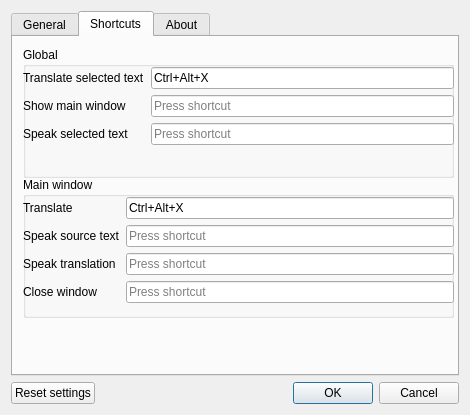
First picture: the form in src/settingsdialog.ui, repository crow-translate/crow-translate, before the edit.
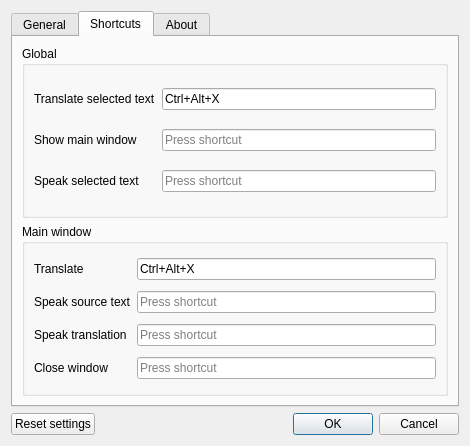
Second picture: the form after the edit. The open tabs and pages were chosen to show the change. Icons and pictures are not drawn.

Commit message: Remove excessive layouts from settings

```diff
--- a/src/settingsdialog.ui
+++ b/src/settingsdialog.ui
@@ -7,13 +7,13 @@
     <x>0</x>
     <y>0</y>
     <width>470</width>
-    <height>415</height>
+    <height>446</height>
    </rect>
   </property>
   <property name="windowTitle">
    <string>Settings</string>
   </property>
-  <layout class="QGridLayout" name="gridLayout_2">
+  <layout class="QGridLayout" name="gridLayout_3">
    <item row="1" column="0">
     <layout class="QHBoxLayout" name="dialogHorizontalLayout">
      <item>
@@ -255,42 +255,13 @@
       <attribute name="title">
        <string>Shortcuts</string>
       </attribute>
+      <layout class="QVBoxLayout" name="verticalLayout_2">
+       <item>
       <widget class="QGroupBox" name="globalShortcutsBox">
-       <property name="geometry">
-        <rect>
-         <x>10</x>
-         <y>10</y>
-         <width>431</width>
-         <height>131</height>
-        </rect>
-       </property>
        <property name="title">
         <string>Global</string>
        </property>
-       <widget class="QWidget" name="gridLayoutWidget">
-        <property name="geometry">
-         <rect>
-          <x>0</x>
-          <y>20</y>
-          <width>431</width>
-          <height>107</height>
-         </rect>
-        </property>
-        <layout class="QFormLayout" name="globalShortcutsLayout">
-         <item row="0" column="0">
-          <widget class="QLabel" name="translateSelectedLabel">
-           <property name="text">
-            <string>Translate selected text</string>
-           </property>
-          </widget>
-         </item>
-         <item row="0" column="1">
-          <widget class="QKeySequenceEdit" name="translateSelectedSequenceEdit">
-           <property name="keySequence">
-            <string>Ctrl+Alt+X</string>
-           </property>
-          </widget>
-         </item>
+         <layout class="QGridLayout" name="gridLayout">
          <item row="1" column="0">
           <widget class="QLabel" name="showMainWindowLabel">
            <property name="text">
@@ -298,9 +269,26 @@
            </property>
           </widget>
          </item>
+          <item row="2" column="1">
+           <widget class="QKeySequenceEdit" name="saySelectedSequenceEdit"/>
+          </item>
          <item row="1" column="1">
           <widget class="QKeySequenceEdit" name="showMainWindowSequenceEdit"/>
          </item>
+          <item row="0" column="1">
+           <widget class="QKeySequenceEdit" name="translateSelectedSequenceEdit">
+            <property name="keySequence">
+             <string>Ctrl+Alt+X</string>
+            </property>
+           </widget>
+          </item>
+          <item row="0" column="0">
+           <widget class="QLabel" name="translateSelectedLabel">
+            <property name="text">
+             <string>Translate selected text</string>
+            </property>
+           </widget>
+          </item>
          <item row="2" column="0">
           <widget class="QLabel" name="saySelectedLabel">
            <property name="text">
@@ -308,34 +296,15 @@
            </property>
           </widget>
          </item>
-         <item row="2" column="1">
-          <widget class="QKeySequenceEdit" name="saySelectedSequenceEdit"/>
-         </item>
-        </layout>
-       </widget>
-      </widget>
+         </layout>
+        </widget>
+       </item>
+       <item>
       <widget class="QGroupBox" name="mainWindowShortcutsBox">
-       <property name="geometry">
-        <rect>
-         <x>10</x>
-         <y>140</y>
-         <width>431</width>
-         <height>141</height>
-        </rect>
-       </property>
        <property name="title">
         <string>Main window</string>
        </property>
-       <widget class="QWidget" name="gridLayoutWidget_2">
-        <property name="geometry">
-         <rect>
-          <x>0</x>
-          <y>20</y>
-          <width>431</width>
-          <height>121</height>
-         </rect>
-        </property>
-        <layout class="QFormLayout" name="windowShortcutsLayout">
+         <layout class="QGridLayout" name="gridLayout_2">
          <item row="0" column="0">
           <widget class="QLabel" name="translateLabel">
            <property name="text">
@@ -350,16 +319,6 @@
            </property>
           </widget>
          </item>
-         <item row="1" column="0">
-          <widget class="QLabel" name="saySourceLabel">
-           <property name="text">
-            <string>Speak source text</string>
-           </property>
-          </widget>
-         </item>
-         <item row="1" column="1">
-          <widget class="QKeySequenceEdit" name="saySourceSequenceEdit"/>
-         </item>
          <item row="2" column="0">
           <widget class="QLabel" name="sayTranslationLabel">
            <property name="text">
@@ -367,9 +326,19 @@
            </property>
           </widget>
          </item>
+          <item row="1" column="1">
+           <widget class="QKeySequenceEdit" name="saySourceSequenceEdit"/>
+          </item>
          <item row="2" column="1">
           <widget class="QKeySequenceEdit" name="sayTranslationSequenceEdit"/>
          </item>
+          <item row="1" column="0">
+           <widget class="QLabel" name="saySourceLabel">
+            <property name="text">
+             <string>Speak source text</string>
+            </property>
+           </widget>
+          </item>
          <item row="3" column="0">
           <widget class="QLabel" name="closeWindowLabel">
            <property name="text">
@@ -382,7 +351,8 @@
          </item>
         </layout>
        </widget>
-      </widget>
+       </item>
+      </layout>
      </widget>
      <widget class="QWidget" name="aboutTab">
       <attribute name="title">
```
Left out of the diff: 48 changed lines with no effect on the pictures. Lines whose indentation alone changed are shown as unchanged. The commit also changes 1 other file.
